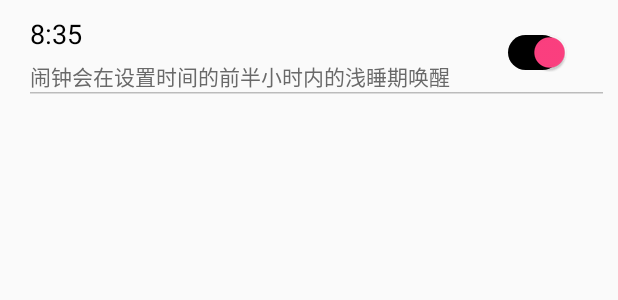
After one commit to zscd/SMB, an Android app: the layout clock_item.xml on its own in the app's theme, with its tools: preview values and no code run, on a phone screen of 412 x 824 dp. The commit adds this screen. Shown: the top 300 px of the screen. Run offline under Robolectric (Android 15) with nearby library versions, the phone set to English and light mode, and no system bars.

Commit message:
UI优化

```diff
--- /dev/null
+++ b/app/src/main/res/layout/clock_item.xml
@@ -0,0 +1,50 @@
+<?xml version="1.0" encoding="utf-8"?>
+<RelativeLayout
+    xmlns:android="http://schemas.android.com/apk/res/android"
+    android:layout_width="match_parent"
+    android:layout_height="wrap_content"
+    android:padding="10dp">
+
+    <TextView
+        android:id="@+id/Activity_Parent_Mainpage_TextView_ClassNoteLeader1"
+        android:layout_width="wrap_content"
+        android:layout_height="wrap_content"
+        android:layout_marginLeft="10dp"
+        android:text="8:35"
+        android:textColor="@color/black"
+        android:textSize="18dp" />
+
+    <TextView
+        android:id="@+id/Activity_Parent_Mainpage_TextView_ClassNoteDetails1"
+        android:layout_width="wrap_content"
+        android:layout_height="wrap_content"
+        android:layout_below="@id/Activity_Parent_Mainpage_TextView_ClassNoteLeader1"
+        android:layout_marginLeft="10dp"
+        android:textColor="@color/dimgray"
+        android:layout_marginTop="5dp"
+        android:text="闹钟会在设置时间的前半小时内的浅睡期唤醒"
+        />
+
+    <ImageView
+        android:id="@+id/Activity_Parent_Mainpage_ImageView_PartingLine3"
+        android:layout_width="match_parent"
+        android:layout_height="wrap_content"
+        android:layout_below="@id/Activity_Parent_Mainpage_TextView_ClassNoteDetails1"
+        android:layout_marginLeft="10dp"
+
+        android:src="@drawable/partingline" />
+
+
+    <Switch
+        android:id="@+id/clockListView_switch"
+        android:layout_marginLeft="300dp"
+        android:layout_width="70dp"
+        android:layout_height="50dp"
+        android:track="@drawable/track"
+        android:textOff="   "
+        android:textOn="   "
+        android:layout_gravity="center"
+        android:checked="true"/>
+
+
+</RelativeLayout>
--- a/app/src/main/res/layout/smb_service_fragment.xml
+++ b/app/src/main/res/layout/smb_service_fragment.xml
@@ -4,7 +4,7 @@
     android:layout_width="match_parent"
     android:layout_height="match_parent"
     android:id="@+id/Service_AllFunctions_LinearLayout"
-    android:background="#ffffff">
+    android:background="@color/ivory">
 
 
     <LinearLayout
@@ -167,7 +167,7 @@
                         android:layout_width="40dp"
                         android:layout_height="40dp"
                         android:layout_gravity="center"
-                        android:background="@drawable/aftersales_service" />
+                        android:background="@drawable/aftersale_server" />
 
                     <TextView
                         android:id="@+id/Activity_AllFunctions_TextView_Function6"
```
Also changed, not shown: app/src/main/java/com/example/zsk/smb/SetClockActivity.java (added, +11 -0 lines), app/src/main/java/com/example/zsk/smb/fragments/ServiceFragment.java (+34 -0 lines), app/src/main/res/layout/activity_clock_layout.xml (added, +33 -0 lines), app/src/main/res/drawable/add.png (added), app/src/main/res/drawable/aftersale_server.png (added), app/src/main/res/drawable/clock.png, app/src/main/res/drawable/doctor.png, app/src/main/res/drawable/help.png, app/src/main/res/drawable/ic_switch.png, app/src/main/res/drawable/link.png.
